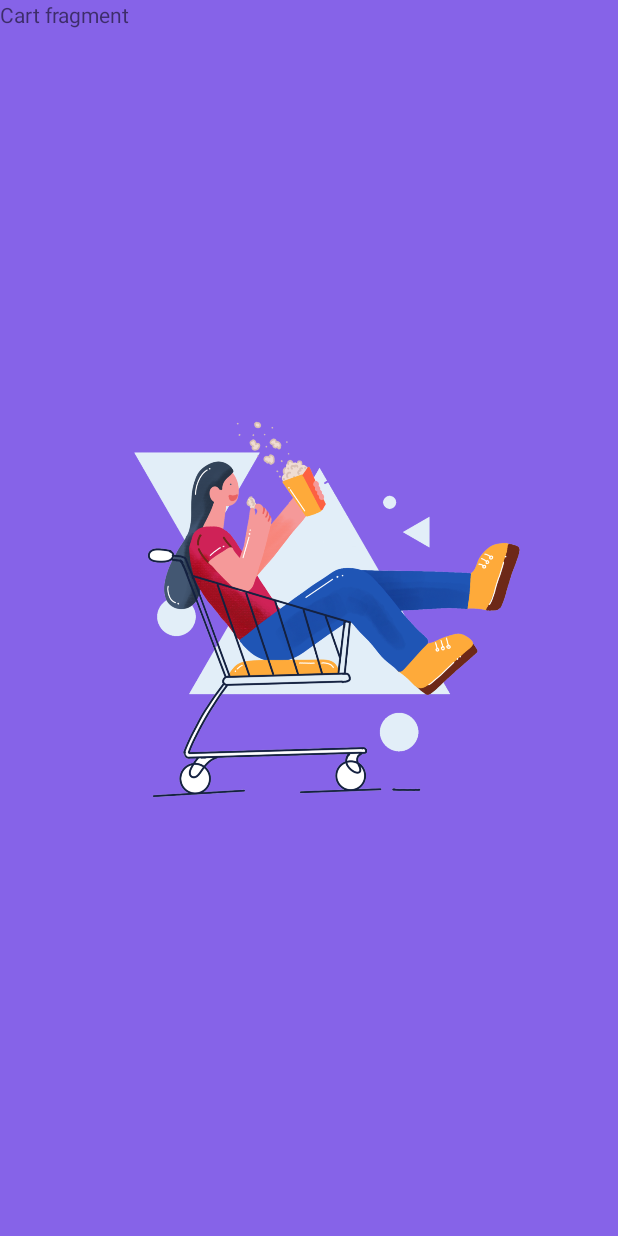
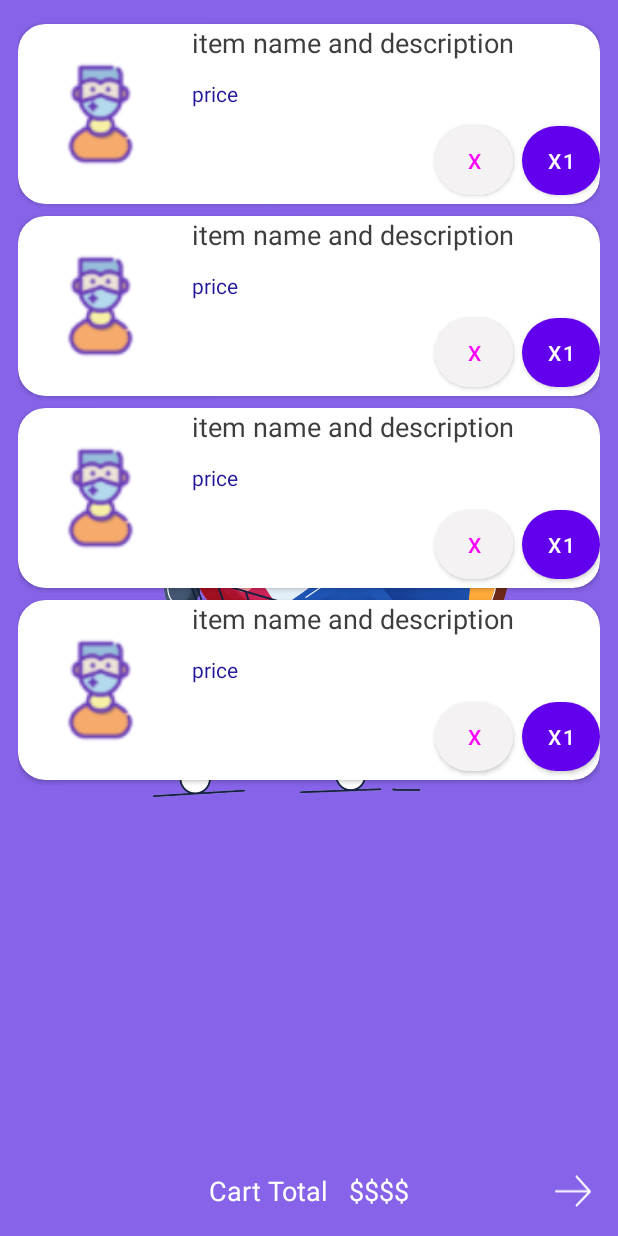
Before and after one commit to uncannyRishabh/Shopping_App, an Android app: the layout fragment_cart_frag.xml on its own in the app's theme, with its tools: preview values and no code run, on a phone screen of 412 x 824 dp. Run offline under Robolectric (Android 15) with nearby library versions, the phone set to English and light mode, and no system bars; Roboto replaces fonts that are not available here.

Commit message:
- added cart fragment view - changes to home fragment

```diff
--- a/app/src/main/java/com/cse/shoppingapp/DashboardActivity.java
+++ b/app/src/main/java/com/cse/shoppingapp/DashboardActivity.java
@@ -38,6 +38,7 @@ public class DashboardActivity extends AppCompatActivity {
     private Runnable hide_toolbar_item_for_cartview = new Runnable() {
         @Override
         public void run() {
+
             toolbar.findViewById(R.id.dash_search_icon).setVisibility(View.INVISIBLE);
             toolbar.findViewById(R.id.dash_end_icon2).setVisibility(View.INVISIBLE);
         }
@@ -158,7 +159,7 @@ public class DashboardActivity extends AppCompatActivity {
                 getSupportFragmentManager().beginTransaction()
                         .replace(R.id.frag_container,cart_frag.class,null,null)
                         .addToBackStack(null)
-
+                        .runOnCommit(hide_toolbar_item_for_cartview)
                         .commit();
                 Log.e(TAG, "onBackPressed: "+getSupportFragmentManager().getBackStackEntryCount());
             }
--- /dev/null
+++ b/app/src/main/res/drawable/rounded_view.xml
@@ -0,0 +1,6 @@
+<?xml version="1.0" encoding="utf-8"?>
+<shape xmlns:android="http://schemas.android.com/apk/res/android"
+    android:shape="rectangle"
+    >
+    <corners android:radius="24dp"/>
+</shape>
--- a/app/src/main/res/layout/fragment_cart_frag.xml
+++ b/app/src/main/res/layout/fragment_cart_frag.xml
@@ -1,14 +1,51 @@
 <?xml version="1.0" encoding="utf-8"?>
-<FrameLayout xmlns:android="http://schemas.android.com/apk/res/android"
+<RelativeLayout xmlns:android="http://schemas.android.com/apk/res/android"
     xmlns:tools="http://schemas.android.com/tools"
     android:layout_width="match_parent"
     android:layout_height="match_parent"
+    android:orientation="vertical"
     tools:context=".cart_frag">
 
-    <!-- TODO: Update blank fragment layout -->
-    <TextView
+    <ScrollView
         android:layout_width="match_parent"
-        android:layout_height="match_parent"
-        android:text="Cart fragment" />
+        android:layout_height="wrap_content"
+        android:padding="12dp">
 
-</FrameLayout>
+        <LinearLayout
+            android:layout_width="match_parent"
+            android:layout_height="wrap_content"
+            android:orientation="vertical"
+            >
+            <include layout="@layout/list_item" />
+            <include layout="@layout/list_item" />
+            <include layout="@layout/list_item" />
+            <include layout="@layout/list_item" />
+        </LinearLayout>
+
+
+    </ScrollView>
+
+    <RelativeLayout
+        android:layout_width="match_parent"
+        android:layout_height="60dp"
+        android:background="@color/backdrop"
+        android:layout_alignParentBottom="true"
+        android:orientation="horizontal"
+        >
+        <TextView
+            android:layout_width="match_parent"
+            android:layout_height="match_parent"
+            android:text="Cart Total   $$$$"
+            android:textSize="18sp"
+            android:textColor="@color/white"
+            android:gravity="center"
+            />
+        <ImageView
+            android:layout_width="60dp"
+            android:layout_height="match_parent"
+            android:layout_alignParentEnd="true"
+            android:padding="18dp"
+            android:src="@drawable/ic_arrow"
+            />
+    </RelativeLayout>
+</RelativeLayout>
--- /dev/null
+++ b/app/src/main/res/layout/list_item.xml
@@ -0,0 +1,74 @@
+<?xml version="1.0" encoding="utf-8"?>
+<androidx.cardview.widget.CardView xmlns:android="http://schemas.android.com/apk/res/android"
+    xmlns:app="http://schemas.android.com/apk/res-auto"
+    android:layout_width="match_parent"
+    android:layout_height="match_parent"
+    app:cardCornerRadius="18dp"
+    android:layout_marginVertical="4dp"
+    android:elevation="2dp"
+    android:padding="6dp"
+    android:paddingEnd="12dp">
+
+    <RelativeLayout
+        android:layout_width="match_parent"
+        android:layout_height="match_parent"
+        >
+        <ImageView
+            android:id="@+id/list_item_image"
+            android:layout_width="110dp"
+            android:layout_height="120dp"
+            android:src="@drawable/ic_appbar_icon"
+
+            />
+
+        <TextView
+            android:id="@+id/list_item_description"
+            android:layout_width="match_parent"
+            android:layout_height="wrap_content"
+            android:layout_toEndOf="@+id/list_item_image"
+            android:text="item name and description"
+            android:textSize="18sp"
+            android:textColor="@color/lestBlack"
+            android:layout_marginStart="6dp"
+            />
+
+        <TextView
+            android:id="@+id/list_item_price"
+            android:layout_width="match_parent"
+            android:layout_height="wrap_content"
+            android:layout_below="@id/list_item_description"
+            android:layout_marginVertical="12dp"
+            android:layout_marginStart="6dp"
+            android:layout_toStartOf="@id/list_item_cancel"
+            android:layout_toEndOf="@+id/list_item_image"
+            android:text="price"
+            android:textColor="@color/purple_500"
+            android:textSize="14sp" />
+
+        <com.google.android.material.button.MaterialButton
+            android:id="@+id/list_item_cancel"
+            android:layout_width="52dp"
+            android:layout_height="58dp"
+            app:cornerRadius="46dp"
+            android:layout_marginEnd="58dp"
+            android:backgroundTint="#F4F2F2"
+            android:text="x"
+            android:textColor="#f0f"
+            android:layout_alignEnd="@id/list_item_description"
+            android:layout_alignParentBottom="true"
+            />
+
+        <com.google.android.material.button.MaterialButton
+            android:id="@+id/list_item_multiply"
+            android:layout_width="52dp"
+            android:layout_height="58dp"
+            app:cornerRadius="46dp"
+            android:text="x1"
+            android:layout_alignEnd="@id/list_item_description"
+            android:layout_alignParentBottom="true"
+            />
+
+    </RelativeLayout>
+
+
+</androidx.cardview.widget.CardView>
```
Also changed, not shown: app/src/main/java/com/cse/shoppingapp/cart_frag.java (+1 -37 lines), app/src/main/res/layout/display_item.xml (added, +34 -0 lines), app/src/main/res/layout/fragment_home_frag.xml (+141 -76 lines).
